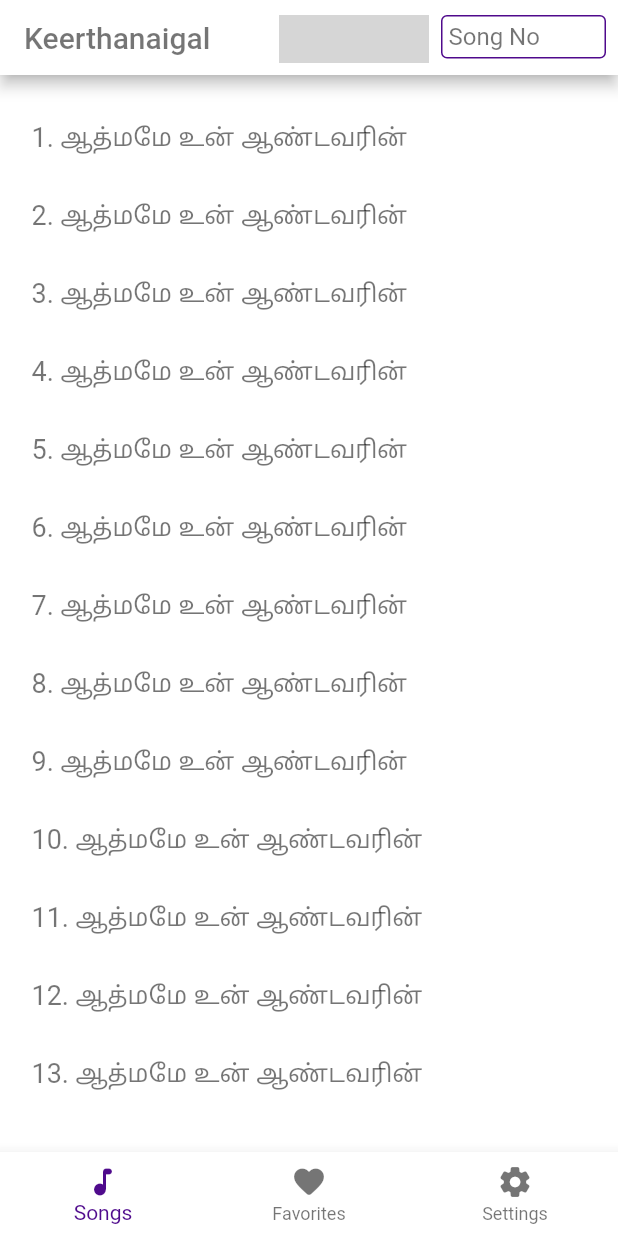
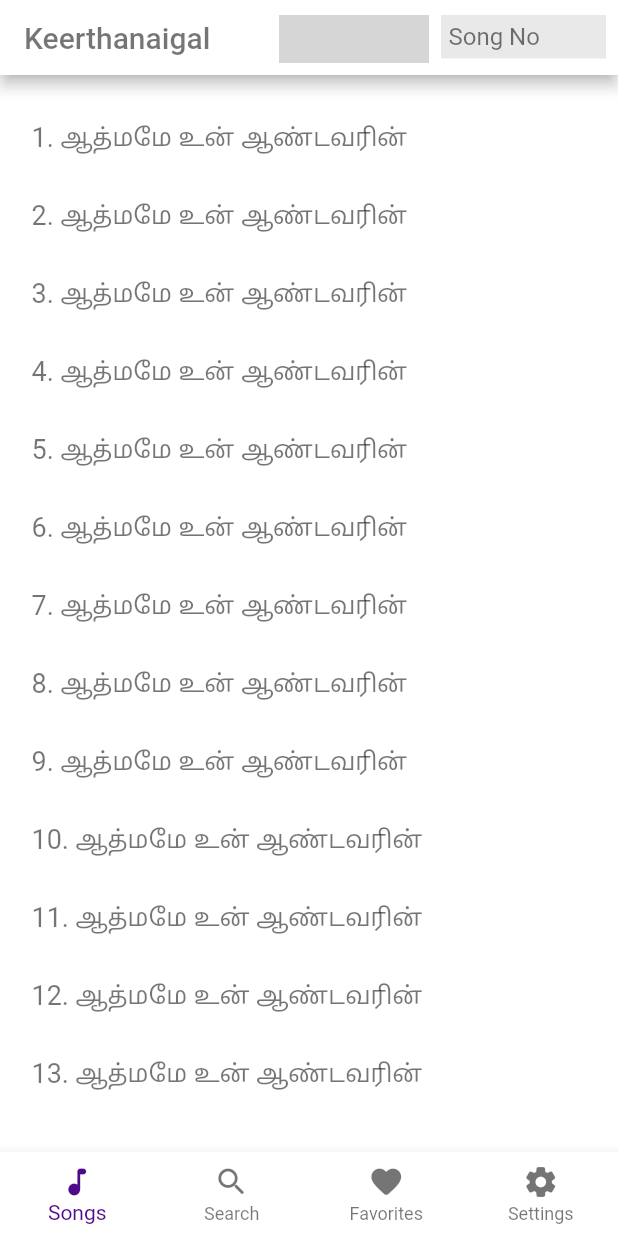
Before and after one commit to freddypaulz/keerthanaigal, a Flutter app: the MainPage screen opened by its route, after a tap on "Keerthanaigal", on a phone screen of 412 x 824 dp. Run offline on Flutter 3.47's test engine with Material 2 defaults, Android fonts, the phone set to English and light mode, and no system bars; our stand-ins replace flutter_riverpod, shared_preferences; accounts and stored records are empty; statements that could not run were skipped; grey boxes are pictures that could not be loaded.

Commit message:
search screen with title and song number search

```diff
--- a/lib/app.dart
+++ b/lib/app.dart
@@ -20,9 +20,10 @@ class MyApp extends ConsumerWidget {
       theme: ThemeData(
         primarySwatch: KThemeData.colorLight,
         accentColor: KThemeData.colorLightAccent,
-        scaffoldBackgroundColor: Colors.white,
+        scaffoldBackgroundColor: KThemeData.colorLight.shade500,
         textTheme: TextTheme(
           bodyText1: TextStyle(color: Colors.black54),
+          bodyText2: TextStyle(color: Colors.black38),
         ),
       ),
       darkTheme: ThemeData(
@@ -31,6 +32,7 @@ class MyApp extends ConsumerWidget {
         scaffoldBackgroundColor: KThemeData.colorDark.shade500,
         textTheme: TextTheme(
           bodyText1: TextStyle(color: Colors.white70),
+          bodyText2: TextStyle(color: Colors.white54),
         ),
       ),
       themeMode: uiProviderData.theme == 2
--- a/lib/pages/main/index.dart
+++ b/lib/pages/main/index.dart
@@ -1,5 +1,6 @@
 import 'package:flutter/material.dart';
 import 'package:keerthanaigal/pages/favorites/index.dart';
+import 'package:keerthanaigal/pages/search/index.dart';
 import 'package:keerthanaigal/pages/settings/index.dart';
 import 'package:keerthanaigal/theme/colors.dart';
 import '../home/index.dart';
@@ -39,6 +40,7 @@ class _MainPageState extends State<MainPage> {
   List<GlobalKey<NavigatorState>> _navigatorKeys = [
     GlobalKey<NavigatorState>(),
     GlobalKey<NavigatorState>(),
+    GlobalKey<NavigatorState>(),
     GlobalKey<NavigatorState>()
   ];
   @override
@@ -58,6 +60,7 @@ class _MainPageState extends State<MainPage> {
               _buildOffstageNavigator(0),
               _buildOffstageNavigator(1),
               _buildOffstageNavigator(2),
+              _buildOffstageNavigator(3),
             ],
           ),
         ),
@@ -65,6 +68,7 @@ class _MainPageState extends State<MainPage> {
         //   height: 50,
         // ),
         bottomNavigationBar: BottomNavigationBar(
+          type: BottomNavigationBarType.fixed,
           currentIndex: _selectedIndex,
           onTap: (index) {
             setState(() {
@@ -75,6 +79,8 @@ class _MainPageState extends State<MainPage> {
             BottomNavigationBarItem(
                 icon: Icon(Icons.music_note_rounded), label: 'Songs'),
             BottomNavigationBarItem(
+                icon: Icon(Icons.search_rounded), label: 'Search'),
+            BottomNavigationBarItem(
                 icon: Icon(Icons.favorite_rounded), label: 'Favorites'),
             BottomNavigationBarItem(
                 icon: Icon(Icons.settings_rounded), label: 'Settings'),
@@ -82,6 +88,7 @@ class _MainPageState extends State<MainPage> {
           backgroundColor: Theme.of(context).primaryColor,
           selectedItemColor: Theme.of(context).accentColor,
           unselectedItemColor: Theme.of(context).textTheme.bodyText1?.color,
+          showUnselectedLabels: true,
         ),
       ),
     );
@@ -92,6 +99,7 @@ class _MainPageState extends State<MainPage> {
       '/': (context) {
         return [
           HomePage(),
+          SearchPage(),
           FavoritesPage(),
           SettingsPage(),
         ].elementAt(index);
--- /dev/null
+++ b/lib/pages/search/index.dart
@@ -0,0 +1,171 @@
+import 'package:flutter/material.dart';
+import 'package:flutter_riverpod/flutter_riverpod.dart';
+import 'package:keerthanaigal/layout/index.dart';
+import 'package:keerthanaigal/pages/songView/index.dart';
+import 'package:keerthanaigal/providers/song_provider.dart';
+import 'package:keerthanaigal/providers/ui_provider.dart';
+import 'package:keerthanaigal/theme/colors.dart';
+
+class SearchBar extends StatefulWidget {
+  const SearchBar({Key? key}) : super(key: key);
+
+  @override
+  _SearchBarState createState() => _SearchBarState();
+}
+
+class _SearchBarState extends State<SearchBar> {
+  String searchKey = '';
+  var _controller = TextEditingController();
+  @override
+  Widget build(BuildContext context) {
+    return Consumer(
+      builder: (context, watch, child) {
+        var uiProviderData = watch(UiProvider);
+        var songProviderData = watch(SongsProvider);
+        return Container(
+          child: TextField(
+            controller: _controller,
+            onChanged: (value) {
+              setState(() {
+                searchKey = value;
+              });
+              songProviderData.getSongSearchResults(searchKey);
+            },
+            style: TextStyle(
+              color: Theme.of(context).textTheme.bodyText1?.color,
+              fontSize: 20,
+              fontWeight: FontWeight.bold,
+            ),
+            cursorColor: Theme.of(context).accentColor,
+            decoration: InputDecoration(
+              hintText: 'title, song lyrics, number',
+              hintStyle: TextStyle(
+                color: Theme.of(context).textTheme.bodyText2?.color,
+                fontWeight: FontWeight.normal,
+              ),
+              prefixIcon: Icon(
+                Icons.search_rounded,
+                color: Theme.of(context).accentColor,
+              ),
+              fillColor: uiProviderData.theme == 0
+                  ? KThemeData.colorDark.shade50
+                  : uiProviderData.theme == 1
+                      ? KThemeData.colorLight.shade50
+                      : MediaQuery.of(context).platformBrightness ==
+                              Brightness.dark
+                          ? KThemeData.colorLight.shade50
+                          : KThemeData.colorDark.shade50,
+              filled: true,
+              border: InputBorder.none,
+              focusedBorder: InputBorder.none,
+              enabledBorder: InputBorder.none,
+              errorBorder: InputBorder.none,
+              disabledBorder: InputBorder.none,
+            ),
+          ),
+        );
+      },
+    );
+  }
+}
+
+class SearchResults extends ConsumerWidget {
+  const SearchResults({Key? key}) : super(key: key);
+
+  @override
+  Widget build(BuildContext context, watch) {
+    int count = context.read(SongsProvider).songSearchList.length;
+    SongState songsProviderData = watch(SongsProvider);
+    UiState uiProviderData = watch(UiProvider);
+
+    return Container(
+      height: 200,
+      child: ListView.builder(
+        itemBuilder: (context, index) {
+          int id = songsProviderData.songSearchList[index].id;
+          String title = uiProviderData.language == 0
+              ? songsProviderData.songSearchList[index].tamil.title
+              : songsProviderData.songSearchList[index].tanglish.title;
+
+          return InkWell(
+            onTap: () {
+              songsProviderData.setSongId(id);
+              Navigator.push(
+                  context,
+                  // Routes.songViewPage,
+                  MaterialPageRoute(builder: (context) => SongViewPage()));
+            },
+            child: Container(
+              padding: EdgeInsets.only(top: 10, bottom: 10),
+              margin: EdgeInsets.all(5),
+              child: Text(
+                '$id. $title',
+                style: TextStyle(
+                  color: Theme.of(context).textTheme.bodyText1?.color,
+                  fontSize: uiProviderData.fontSize,
+                ),
+              ),
+            ),
+          );
+        },
+        itemCount: count,
+        physics: BouncingScrollPhysics(),
+      ),
+    );
+  }
+}
+
+class Search extends StatelessWidget {
+  const Search({Key? key}) : super(key: key);
+
+  @override
+  Widget build(BuildContext context) {
+    return Container(
+      child: SearchBar(),
+    );
+  }
+}
+
+class KAppBar extends StatelessWidget implements PreferredSizeWidget {
+  final double height;
+
+  const KAppBar({Key? key, required this.height});
+
+  @override
+  Widget build(BuildContext context) {
+    return AppBar(
+      title: Text(
+        'Search',
+        style: TextStyle(
+          color: Theme.of(context).textTheme.bodyText1?.color,
+        ),
+      ),
+      centerTitle: true,
+    );
+  }
+
+  @override
+  Size get preferredSize => Size.fromHeight(height);
+}
+
+class SearchPage extends StatelessWidget {
+  const SearchPage({Key? key}) : super(key: key);
+
+  @override
+  Widget build(BuildContext context) {
+    return Layout(
+      body: Column(
+        children: [
+          Search(),
+          SizedBox(
+            height: 40,
+          ),
+          SearchResults(),
+        ],
+      ),
+      appBar: KAppBar(
+        height: 50,
+      ),
+    );
+  }
+}
--- a/lib/routes.dart
+++ b/lib/routes.dart
@@ -2,6 +2,7 @@ import 'package:flutter/material.dart';
 import 'package:keerthanaigal/pages/main/index.dart';
 import 'pages/home/index.dart';
 import 'pages/onboarding/index.dart';
+import 'pages/search/index.dart';
 import 'pages/songView/index.dart';
 
 class Routes {
@@ -9,6 +10,7 @@ class Routes {
 
   static const String mainPage = '/';
   static const String homePage = '/home';
+  static const String searchPage = '/search';
   static const String onboardingPage = '/onboarding';
   static const String songViewPage = '/songView';
 
@@ -17,6 +19,10 @@ class Routes {
       case Routes.mainPage:
         return MaterialPageRoute<dynamic>(
           builder: (_) => MainPage(),
+        );
+      case Routes.mainPage:
+        return MaterialPageRoute<dynamic>(
+          builder: (_) => SearchPage(),
         );
       case Routes.homePage:
         return MaterialPageRoute<dynamic>(
--- a/lib/widgets/songNumberSearchWidget.dart
+++ b/lib/widgets/songNumberSearchWidget.dart
@@ -3,6 +3,7 @@ import 'package:flutter/services.dart';
 import 'package:flutter_riverpod/flutter_riverpod.dart';
 import 'package:keerthanaigal/pages/songView/index.dart';
 import 'package:keerthanaigal/providers/song_provider.dart';
+import 'package:keerthanaigal/providers/ui_provider.dart';
 import 'package:keerthanaigal/theme/colors.dart';
 import 'package:keerthanaigal/widgets/TextWidget.dart';
 
@@ -13,6 +14,7 @@ class SongNumberSearchWidget extends ConsumerWidget {
   Widget build(BuildContext context, watch) {
     final _controller = TextEditingController();
     SongState songsProviderData = watch(SongsProvider);
+    var uiProviderData = watch(UiProvider);
 
     handleSongNoSearch(String value) {
       int songIndex = songsProviderData.songList.songs
@@ -60,6 +62,7 @@ class SongNumberSearchWidget extends ConsumerWidget {
       style: TextStyle(
         color: Theme.of(context).textTheme.bodyText1?.color,
       ),
+      cursorColor: Theme.of(context).textTheme.bodyText1?.color,
       decoration: InputDecoration(
         isDense: true,
         contentPadding: EdgeInsets.all(5.0),
@@ -67,15 +70,18 @@ class SongNumberSearchWidget extends ConsumerWidget {
         hintStyle: TextStyle(
           color: Theme.of(context).textTheme.bodyText1?.color,
         ),
-        enabledBorder: OutlineInputBorder(
-          borderSide: BorderSide(
-            color: Theme.of(context).accentColor,
-          ),
-        ),
+        fillColor: uiProviderData.theme == 0
+            ? KThemeData.colorDark.shade50
+            : uiProviderData.theme == 1
+                ? KThemeData.colorLight.shade50
+                : MediaQuery.of(context).platformBrightness == Brightness.dark
+                    ? KThemeData.colorLight.shade50
+                    : KThemeData.colorDark.shade50,
+        filled: true,
+        enabledBorder: InputBorder.none,
         focusedBorder: OutlineInputBorder(
           borderSide: BorderSide(
             color: Theme.of(context).accentColor,
-            width: 2.0,
           ),
         ),
       ),
```
Also changed, not shown: lib/providers/song_provider.dart (+30 -0 lines).
